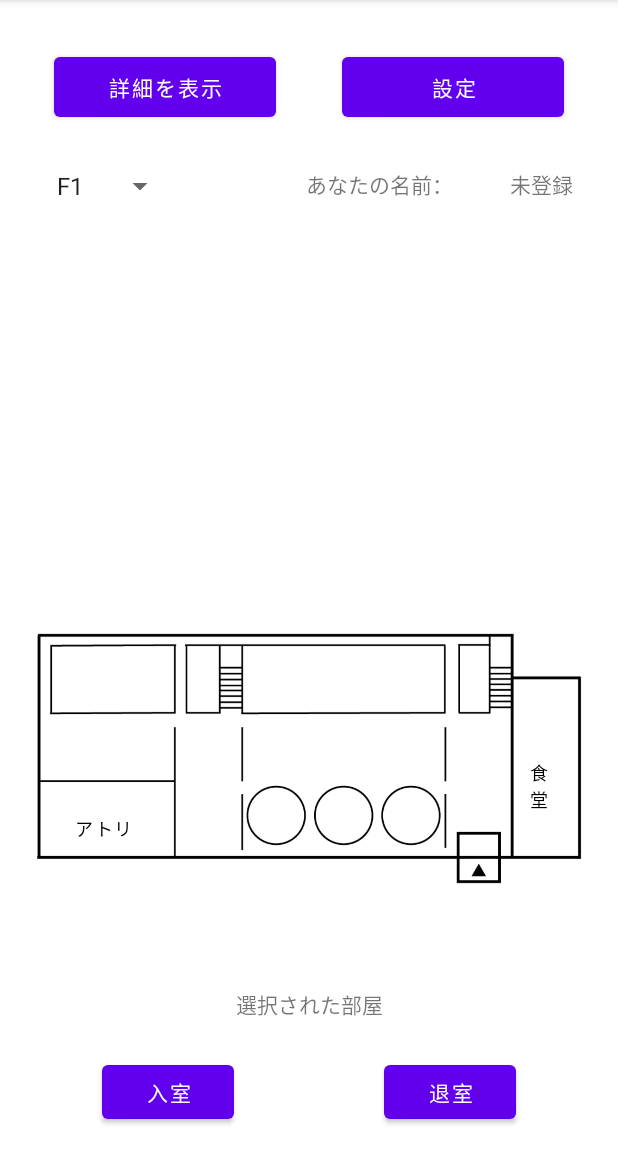
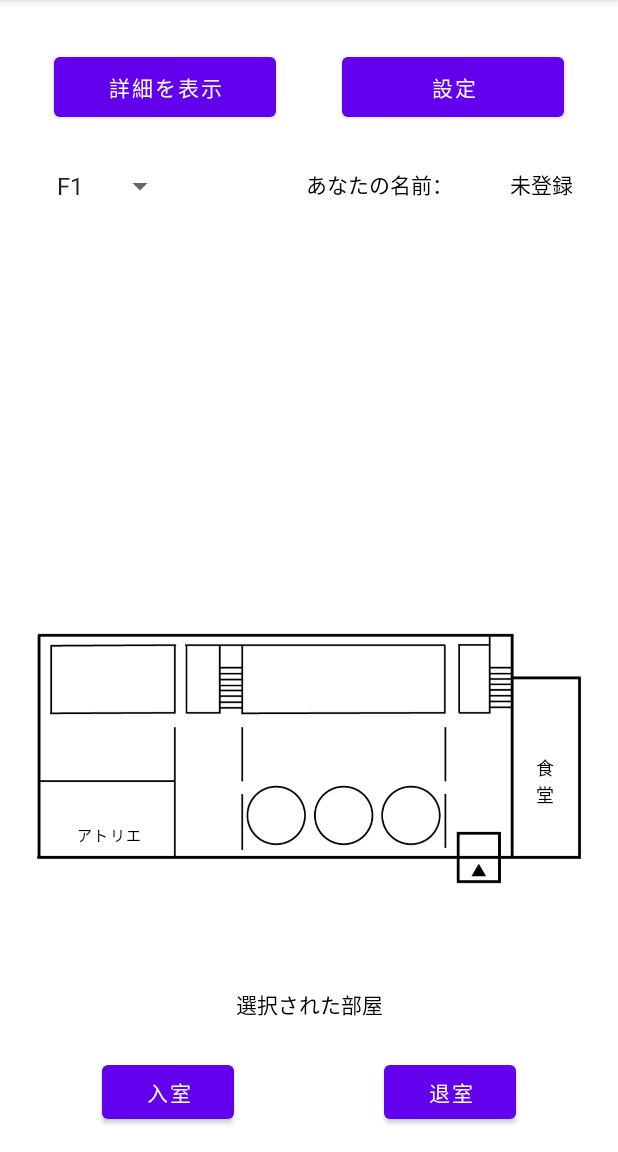
Before and after one commit to FunLocks/team2008, an Android app: the screen it shows after launch (MainActivity), on a phone screen of 412 x 824 dp, the part 84-1236 px from its top. Run offline under Robolectric (Android 15) with nearby library versions, the phone set to English and light mode, and no system bars; our stand-ins replace Firebase (no records; nobody signed in at launch, a user with empty details on screens opened directly).

Commit message:
[update]部屋のボタン修正

```diff
--- a/Lets-Katikomi/app/src/main/res/layout/activity_main.xml
+++ b/Lets-Katikomi/app/src/main/res/layout/activity_main.xml
@@ -26,7 +26,7 @@
         android:contentDescription="@string/todo"
         app:layout_constraintBottom_toBottomOf="parent"
         app:layout_constraintEnd_toEndOf="parent"
-        app:layout_constraintHorizontal_bias="1.0"
+        app:layout_constraintHorizontal_bias="0.0"
         app:layout_constraintStart_toStartOf="parent"
         app:layout_constraintTop_toTopOf="parent"
         app:layout_constraintVertical_bias="0.0"
@@ -62,6 +62,7 @@
         android:layout_marginEnd="30dp"
         android:gravity="right"
         android:text="username"
+        android:textColor="#000000"
         android:textSize="14sp"
         app:layout_constraintEnd_toEndOf="parent"
         app:layout_constraintTop_toBottomOf="@+id/MtoS" />
@@ -94,6 +95,7 @@
         android:layout_height="wrap_content"
         android:layout_marginBottom="24dp"
         android:text="選択された部屋"
+        android:textColor="#000000"
         app:layout_constraintBottom_toTopOf="@+id/getoutRoom"
         app:layout_constraintEnd_toEndOf="@+id/mapView"
         app:layout_constraintStart_toStartOf="@+id/mapView" />
@@ -104,53 +106,55 @@
         android:layout_height="wrap_content"
         android:layout_marginTop="28dp"
         android:text="あなたの名前："
+        android:textColor="#000000"
         app:layout_constraintEnd_toStartOf="@+id/username"
         app:layout_constraintTop_toBottomOf="@+id/MtoS" />
 
     <Button
         android:id="@+id/dining"
-        android:layout_width="45dp"
-        android:layout_height="96dp"
+        android:layout_width="44dp"
+        android:layout_height="108dp"
         android:background="#00FFFFFF"
         android:text="@string/食堂"
         android:textColor="@color/black"
         android:textSize="12sp"
         app:layout_constraintBottom_toBottomOf="parent"
         app:layout_constraintEnd_toEndOf="parent"
-        app:layout_constraintHorizontal_bias="0.919"
+        app:layout_constraintHorizontal_bias="0.928"
         app:layout_constraintStart_toStartOf="parent"
         app:layout_constraintTop_toTopOf="parent"
-        app:layout_constraintVertical_bias="0.708" />
+        app:layout_constraintVertical_bias="0.707" />
 
     <Button
         android:id="@+id/atelier"
-        android:layout_width="72dp"
-        android:layout_height="40dp"
+        android:layout_width="81dp"
+        android:layout_height="42dp"
         android:background="#00FFFFFF"
+        android:gravity="center"
         android:text="@string/アトリエ"
         android:textColor="@color/black"
-        android:textSize="12sp"
+        android:textSize="10sp"
         app:layout_constraintBottom_toBottomOf="parent"
         app:layout_constraintEnd_toEndOf="parent"
         app:layout_constraintHorizontal_bias="0.096"
         app:layout_constraintStart_toStartOf="parent"
         app:layout_constraintTop_toTopOf="parent"
-        app:layout_constraintVertical_bias="0.733" />
+        app:layout_constraintVertical_bias="0.737" />
 
     <Button
         android:id="@+id/shop"
-        android:layout_width="50dp"
-        android:layout_height="58dp"
+        android:layout_width="54dp"
+        android:layout_height="54dp"
         android:background="#00FFFFFF"
         android:text="@string/売店"
         android:textColor="@color/black"
-        android:textSize="12sp"
+        android:textSize="8sp"
         app:layout_constraintBottom_toBottomOf="parent"
         app:layout_constraintEnd_toEndOf="parent"
-        app:layout_constraintHorizontal_bias="0.947"
+        app:layout_constraintHorizontal_bias="0.952"
         app:layout_constraintStart_toStartOf="parent"
         app:layout_constraintTop_toTopOf="parent"
-        app:layout_constraintVertical_bias="0.643" />
+        app:layout_constraintVertical_bias="0.648" />
 
     <Button
         android:id="@+id/museum"
@@ -159,7 +163,7 @@
         android:background="#00FFFFFF"
         android:text="@string/ミュージアム"
         android:textColor="@color/black"
-        android:textSize="12sp"
+        android:textSize="4sp"
         app:layout_constraintBottom_toBottomOf="parent"
         app:layout_constraintEnd_toEndOf="parent"
         app:layout_constraintHorizontal_bias="0.889"
@@ -204,13 +208,13 @@
         android:background="#00FFFFFF"
         android:text="@string/大講義室"
         android:textColor="@color/black"
-        android:textSize="12sp"
+        android:textSize="10sp"
         app:layout_constraintBottom_toBottomOf="parent"
         app:layout_constraintEnd_toEndOf="parent"
         app:layout_constraintHorizontal_bias="0.115"
         app:layout_constraintStart_toStartOf="parent"
         app:layout_constraintTop_toTopOf="parent"
-        app:layout_constraintVertical_bias="0.589" />
+        app:layout_constraintVertical_bias="0.594" />
 
     <Button
         android:id="@+id/library"
@@ -219,7 +223,7 @@
         android:background="#00FFFFFF"
         android:text="@string/情報ライブラリー"
         android:textColor="@color/black"
-        android:textSize="12sp"
+        android:textSize="8sp"
         app:layout_constraintBottom_toBottomOf="parent"
         app:layout_constraintEnd_toEndOf="parent"
         app:layout_constraintHorizontal_bias="0.897"
@@ -234,13 +238,13 @@
         android:background="#00FFFFFF"
         android:text="@string/コンピューター教室365"
         android:textColor="@color/black"
-        android:textSize="12sp"
+        android:textSize="10sp"
         app:layout_constraintBottom_toBottomOf="parent"
         app:layout_constraintEnd_toEndOf="parent"
         app:layout_constraintHorizontal_bias="0.439"
         app:layout_constraintStart_toStartOf="parent"
         app:layout_constraintTop_toTopOf="parent"
-        app:layout_constraintVertical_bias="0.593" />
+        app:layout_constraintVertical_bias="0.6" />
 
     <Button
         android:id="@+id/com364"
@@ -249,13 +253,13 @@
         android:background="#00FFFFFF"
         android:text="@string/コンピューター教室364"
         android:textColor="@color/black"
-        android:textSize="12sp"
+        android:textSize="10sp"
         app:layout_constraintBottom_toBottomOf="parent"
         app:layout_constraintEnd_toEndOf="parent"
-        app:layout_constraintHorizontal_bias="0.562"
+        app:layout_constraintHorizontal_bias="0.556"
         app:layout_constraintStart_toStartOf="parent"
         app:layout_constraintTop_toTopOf="parent"
-        app:layout_constraintVertical_bias="0.587" />
+        app:layout_constraintVertical_bias="0.595" />
 
     <Button
         android:id="@+id/com363"
@@ -264,133 +268,133 @@
         android:background="#00FFFFFF"
         android:text="@string/コンピューター教室363"
         android:textColor="@color/black"
-        android:textSize="12sp"
+        android:textSize="10sp"
         app:layout_constraintBottom_toBottomOf="parent"
         app:layout_constraintEnd_toEndOf="parent"
-        app:layout_constraintHorizontal_bias="0.667"
+        app:layout_constraintHorizontal_bias="0.673"
         app:layout_constraintStart_toStartOf="parent"
         app:layout_constraintTop_toTopOf="parent"
-        app:layout_constraintVertical_bias="0.589" />
+        app:layout_constraintVertical_bias="0.595" />
 
     <Button
         android:id="@+id/c_d495"
-        android:layout_width="37dp"
+        android:layout_width="50dp"
         android:layout_height="54dp"
         android:background="#00FFFFFF"
-        android:text="@string/C_D495"
+        android:text="@string/_495"
         android:textColor="@color/black"
-        android:textSize="12sp"
+        android:textSize="8sp"
         app:layout_constraintBottom_toBottomOf="parent"
         app:layout_constraintEnd_toEndOf="parent"
-        app:layout_constraintHorizontal_bias="0.429"
+        app:layout_constraintHorizontal_bias="0.435"
         app:layout_constraintStart_toStartOf="parent"
         app:layout_constraintTop_toTopOf="parent"
-        app:layout_constraintVertical_bias="0.281" />
+        app:layout_constraintVertical_bias="0.264" />
 
     <Button
         android:id="@+id/c_d494"
-        android:layout_width="39dp"
-        android:layout_height="53dp"
+        android:layout_width="50dp"
+        android:layout_height="54dp"
         android:background="#00FFFFFF"
-        android:text="@string/C_D494"
+        android:text="@string/_494"
         android:textColor="@color/black"
-        android:textSize="12sp"
+        android:textSize="8sp"
         app:layout_constraintBottom_toBottomOf="parent"
         app:layout_constraintEnd_toEndOf="parent"
-        app:layout_constraintHorizontal_bias="0.553"
+        app:layout_constraintHorizontal_bias="0.564"
         app:layout_constraintStart_toStartOf="parent"
         app:layout_constraintTop_toTopOf="parent"
-        app:layout_constraintVertical_bias="0.281" />
+        app:layout_constraintVertical_bias="0.263" />
 
     <Button
         android:id="@+id/r493"
-        android:layout_width="47dp"
-        android:layout_height="57dp"
+        android:layout_width="50dp"
+        android:layout_height="54dp"
         android:background="#00FFFFFF"
         android:text="@string/_493"
         android:textColor="@color/black"
-        android:textSize="12sp"
+        android:textSize="8sp"
         app:layout_constraintBottom_toBottomOf="parent"
         app:layout_constraintEnd_toEndOf="parent"
-        app:layout_constraintHorizontal_bias="0.687"
+        app:layout_constraintHorizontal_bias="0.699"
         app:layout_constraintStart_toStartOf="parent"
         app:layout_constraintTop_toTopOf="parent"
-        app:layout_constraintVertical_bias="0.284" />
+        app:layout_constraintVertical_bias="0.263" />
 
     <Button
         android:id="@+id/r485"
-        android:layout_width="38dp"
-        android:layout_height="41dp"
+        android:layout_width="50dp"
+        android:layout_height="38dp"
         android:background="#00FFFFFF"
-        android:text="@string/就活支援室485"
+        android:text="@string/_485"
         android:textColor="@color/black"
-        android:textSize="12sp"
+        android:textSize="8sp"
         app:layout_constraintBottom_toBottomOf="parent"
         app:layout_constraintEnd_toEndOf="parent"
-        app:layout_constraintHorizontal_bias="0.43"
+        app:layout_constraintHorizontal_bias="0.434"
         app:layout_constraintStart_toStartOf="parent"
         app:layout_constraintTop_toTopOf="parent"
-        app:layout_constraintVertical_bias="0.361" />
+        app:layout_constraintVertical_bias="0.347" />
 
     <Button
         android:id="@+id/r484"
-        android:layout_width="37dp"
-        android:layout_height="42dp"
+        android:layout_width="50dp"
+        android:layout_height="38dp"
         android:background="#00FFFFFF"
-        android:text="@string/小講義室484"
+        android:text="@string/_484"
         android:textColor="@color/black"
-        android:textSize="12sp"
+        android:textSize="8sp"
         app:layout_constraintBottom_toBottomOf="parent"
         app:layout_constraintEnd_toEndOf="parent"
-        app:layout_constraintHorizontal_bias="0.553"
+        app:layout_constraintHorizontal_bias="0.566"
         app:layout_constraintStart_toStartOf="parent"
         app:layout_constraintTop_toTopOf="parent"
-        app:layout_constraintVertical_bias="0.357" />
+        app:layout_constraintVertical_bias="0.347" />
 
     <Button
         android:id="@+id/com483"
-        android:layout_width="39dp"
-        android:layout_height="39dp"
+        android:layout_width="50dp"
+        android:layout_height="38dp"
         android:background="#00FFFFFF"
-        android:text="@string/コンピューター教室483"
+        android:text="@string/_483"
         android:textColor="@color/black"
-        android:textSize="12sp"
+        android:textSize="8sp"
         app:layout_constraintBottom_toBottomOf="parent"
         app:layout_constraintEnd_toEndOf="parent"
-        app:layout_constraintHorizontal_bias="0.677"
+        app:layout_constraintHorizontal_bias="0.699"
         app:layout_constraintStart_toStartOf="parent"
         app:layout_constraintTop_toTopOf="parent"
-        app:layout_constraintVertical_bias="0.36" />
+        app:layout_constraintVertical_bias="0.347" />
 
     <Button
         android:id="@+id/secretariat"
-        android:layout_width="39dp"
-        android:layout_height="78dp"
+        android:layout_width="43dp"
+        android:layout_height="85dp"
         android:background="#00FFFFFF"
         android:text="@string/大学事務局"
         android:textColor="@color/black"
-        android:textSize="12sp"
+        android:textSize="10sp"
         app:layout_constraintBottom_toBottomOf="parent"
         app:layout_constraintEnd_toEndOf="parent"
-        app:layout_constraintHorizontal_bias="0.918"
+        app:layout_constraintHorizontal_bias="0.928"
         app:layout_constraintStart_toStartOf="parent"
         app:layout_constraintTop_toTopOf="parent"
-        app:layout_constraintVertical_bias="0.307" />
+        app:layout_constraintVertical_bias="0.297" />
 
     <Button
         android:id="@+id/auditorium"
         android:layout_width="42dp"
-        android:layout_height="91dp"
+        android:layout_height="101dp"
         android:background="#00FFFFFF"
         android:text="@string/講堂"
         android:textColor="@color/black"
         android:textSize="12sp"
         app:layout_constraintBottom_toBottomOf="parent"
         app:layout_constraintEnd_toEndOf="parent"
-        app:layout_constraintHorizontal_bias="0.934"
+        app:layout_constraintHorizontal_bias="0.928"
         app:layout_constraintStart_toStartOf="parent"
         app:layout_constraintTop_toTopOf="parent"
-        app:layout_constraintVertical_bias="0.722" />
+        app:layout_constraintVertical_bias="0.754" />
 
     <Button
         android:id="@+id/labo"
@@ -399,10 +403,10 @@
         android:background="#00FFFFFF"
         android:text="@string/共同研究室"
         android:textColor="@color/black"
-        android:textSize="12sp"
+        android:textSize="8sp"
         app:layout_constraintBottom_toBottomOf="parent"
         app:layout_constraintEnd_toEndOf="parent"
-        app:layout_constraintHorizontal_bias="0.931"
+        app:layout_constraintHorizontal_bias="0.92"
         app:layout_constraintStart_toStartOf="parent"
         app:layout_constraintTop_toTopOf="parent"
         app:layout_constraintVertical_bias="0.68" />
@@ -414,87 +418,87 @@
         android:background="#00FFFFFF"
         android:text="@string/中講義室595"
         android:textColor="@color/black"
-        android:textSize="12sp"
+        android:textSize="8sp"
         app:layout_constraintBottom_toBottomOf="parent"
         app:layout_constraintEnd_toEndOf="parent"
-        app:layout_constraintHorizontal_bias="0.438"
+        app:layout_constraintHorizontal_bias="0.441"
         app:layout_constraintStart_toStartOf="parent"
         app:layout_constraintTop_toTopOf="parent"
-        app:layout_constraintVertical_bias="0.635" />
+        app:layout_constraintVertical_bias="0.645" />
 
     <Button
         android:id="@+id/r594"
-        android:layout_width="41dp"
-        android:layout_height="50dp"
+        android:layout_width="42dp"
+        android:layout_height="52dp"
         android:background="#00FFFFFF"
         android:text="@string/中講義室594"
         android:textColor="@color/black"
-        android:textSize="12sp"
+        android:textSize="8sp"
         app:layout_constraintBottom_toBottomOf="parent"
         app:layout_constraintEnd_toEndOf="parent"
-        app:layout_constraintHorizontal_bias="0.559"
+        app:layout_constraintHorizontal_bias="0.561"
         app:layout_constraintStart_toStartOf="parent"
         app:layout_constraintTop_toTopOf="parent"
-        app:layout_constraintVertical_bias="0.636" />
+        app:layout_constraintVertical_bias="0.645" />
 
     <Button
         android:id="@+id/r593"
-        android:layout_width="40dp"
-        android:layout_height="50dp"
+        android:layout_width="42dp"
+        android:layout_height="52dp"
         android:background="#00FFFFFF"
         android:text="@string/中講義室593"
         android:textColor="@color/black"
-        android:textSize="12sp"
+        android:textSize="8sp"
         app:layout_constraintBottom_toBottomOf="parent"
         app:layout_constraintEnd_toEndOf="parent"
-        app:layout_constraintHorizontal_bias="0.674"
+        app:layout_constraintHorizontal_bias="0.686"
         app:layout_constraintStart_toStartOf="parent"
         app:layout_constraintTop_toTopOf="parent"
-        app:layout_constraintVertical_bias="0.636" />
+        app:layout_constraintVertical_bias="0.645" />
 
     <Button
         android:id="@+id/r585"
-        android:layout_width="42dp"
-        android:layout_height="45dp"
+        android:layout_width="46dp"
+        android:layout_height="44dp"
         android:layout_marginEnd="3dp"
         android:background="#00FFFFFF"
-        android:text="@string/小講義室585"
+        android:text="@string/_585"
         android:textColor="@color/black"
-        android:textSize="12sp"
+        android:textSize="6sp"
         app:layout_constraintBottom_toBottomOf="parent"
-        app:layout_constraintEnd_toStartOf="@+id/r584"
-        app:layout_constraintHorizontal_bias="1.0"
+        app:layout_constraintEnd_toEndOf="parent"
+        app:layout_constraintHorizontal_bias="0.444"
         app:layout_constraintStart_toStartOf="parent"
         app:layout_constraintTop_toTopOf="parent"
-        app:layout_constraintVertical_bias="0.705" />
+        app:layout_constraintVertical_bias="0.719" />
 
     <Button
         android:id="@+id/r584"
-        android:layout_width="42dp"
-        android:layout_height="40dp"
+        android:layout_width="46dp"
+        android:layout_height="44dp"
         android:background="#00FFFFFF"
         android:text="@string/小講義室584"
         android:textColor="@color/black"
-        android:textSize="12sp"
+        android:textSize="6sp"
         app:layout_constraintBottom_toBottomOf="parent"
         app:layout_constraintEnd_toEndOf="parent"
-        app:layout_constraintHorizontal_bias="0.564"
+        app:layout_constraintHorizontal_bias="0.561"
         app:layout_constraintStart_toStartOf="parent"
         app:layout_constraintTop_toTopOf="parent"
-        app:layout_constraintVertical_bias="0.703" />
+        app:layout_constraintVertical_bias="0.719" />
 
     <Button
         android:id="@+id/r583"
-        android:layout_width="42dp"
-        android:layout_height="43dp"
+        android:layout_width="46dp"
+        android:layout_height="44dp"
         android:background="#00FFFFFF"
         android:text="@string/小講義室583"
         android:textColor="@color/black"
-        android:textSize="12sp"
+        android:textSize="6sp"
         app:layout_constraintBottom_toBottomOf="parent"
         app:layout_constraintEnd_toEndOf="parent"
-        app:layout_constraintHorizontal_bias="0.692"
+        app:layout_constraintHorizontal_bias="0.68"
         app:layout_constraintStart_toStartOf="parent"
         app:layout_constraintTop_toTopOf="parent"
-        app:layout_constraintVertical_bias="0.706" />
+        app:layout_constraintVertical_bias="0.719" />
 </androidx.constraintlayout.widget.ConstraintLayout>
--- a/Lets-Katikomi/app/src/main/res/values/strings.xml
+++ b/Lets-Katikomi/app/src/main/res/values/strings.xml
@@ -19,31 +19,29 @@
     </string-array>
     <string name="食堂">食堂</string>
     <string name="アトリエ">アトリエ</string>
-    <string name="小講義室585">小講義室585</string>
-    <string name="小講義室583">小講義室583</string>
-    <string name="中講義室595">中講義室595</string>
-    <string name="中講義室594">中講義室594</string>
-    <string name="中講義室593">中講義室593</string>
+    <string name="_585">585</string>
+    <string name="小講義室583">583</string>
+    <string name="中講義室595">595</string>
+    <string name="中講義室594">594</string>
+    <string name="中講義室593">593</string>
     <string name="共同研究室">共同研究室</string>
-    <string name="大学事務局">大学事務局</string>
-    <string name="就活支援室483">就活支援室483</string>
-    <string name="小講義室584">小講義室584</string>
-    <string name="C_D493"><![CDATA[C&D493]]></string>
-    <string name="就活支援室484">就活支援室484</string>
+    <string name="大学事務局">事務局</string>
+    <string name="小講義室584">584</string>
+    <string name="就活支援室484">484</string>
     <string name="講堂">講堂</string>
     <string name="体育館">体育館</string>
-    <string name="コンピューター教室363">コンピューター教室363</string>
-    <string name="情報ライブラリー">情報ライブラリー</string>
-    <string name="C_D495"><![CDATA[C&D495]]></string>
-    <string name="就活支援室485">就職支援室485</string>
-    <string name="C_D494"><![CDATA[C&D494]]></string>
-    <string name="コンピューター教室365">コンピューター教室365</string>
+    <string name="コンピューター教室363">363</string>
+    <string name="情報ライブラリー">情報ライブラリ|</string>
+    <string name="_485">485</string>
+    <string name="_494">494</string>
+    <string name="コンピューター教室365">365</string>
     <string name="大講義室">大講義室</string>
     <string name="社会連携センター">社会連携センター</string>
-    <string name="ミュージアム">ミュージアム</string>
-    <string name="コンピューター教室364">コンピューター教室364</string>
+    <string name="ミュージアム">ミュ|ジアム</string>
+    <string name="コンピューター教室364">364</string>
     <string name="売店">売店</string>
     <string name="_493">493</string>
-    <string name="小講義室484">小講義室484</string>
-    <string name="コンピューター教室483">コンピューター教室483</string>
+    <string name="_484">484</string>
+    <string name="_483">483</string>
+    <string name="_495">495</string>
 </resources>
```
